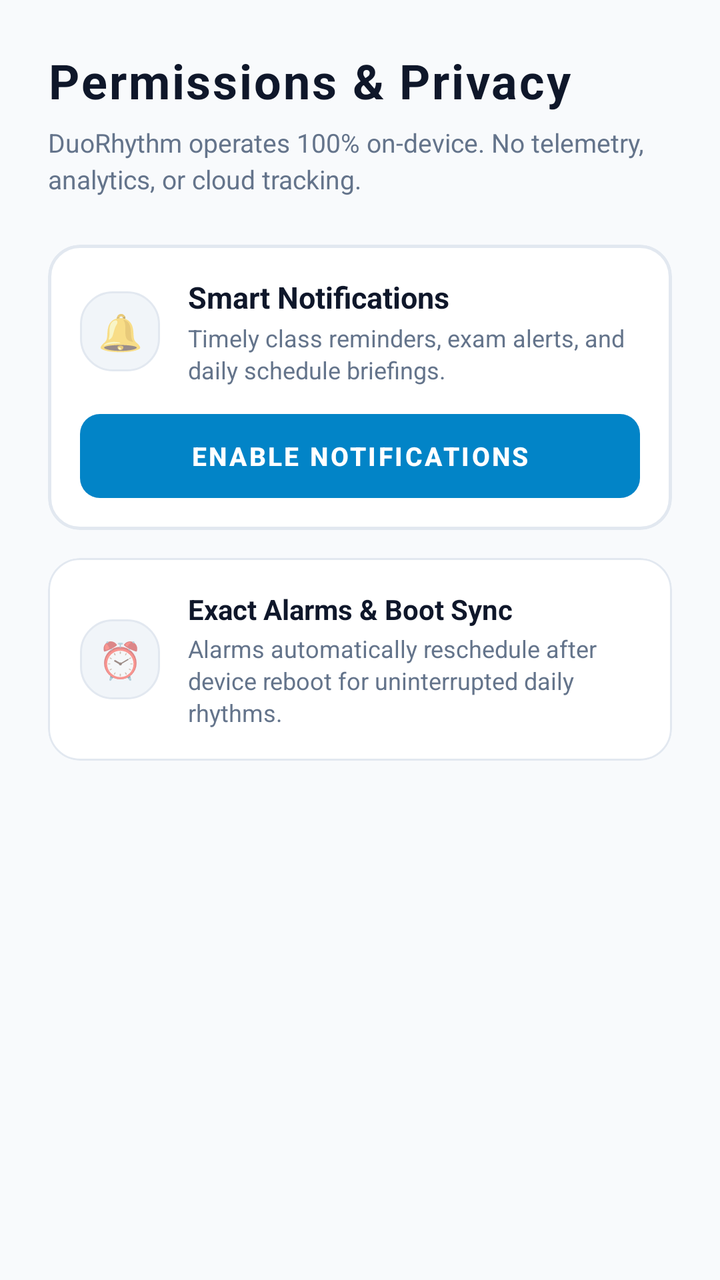
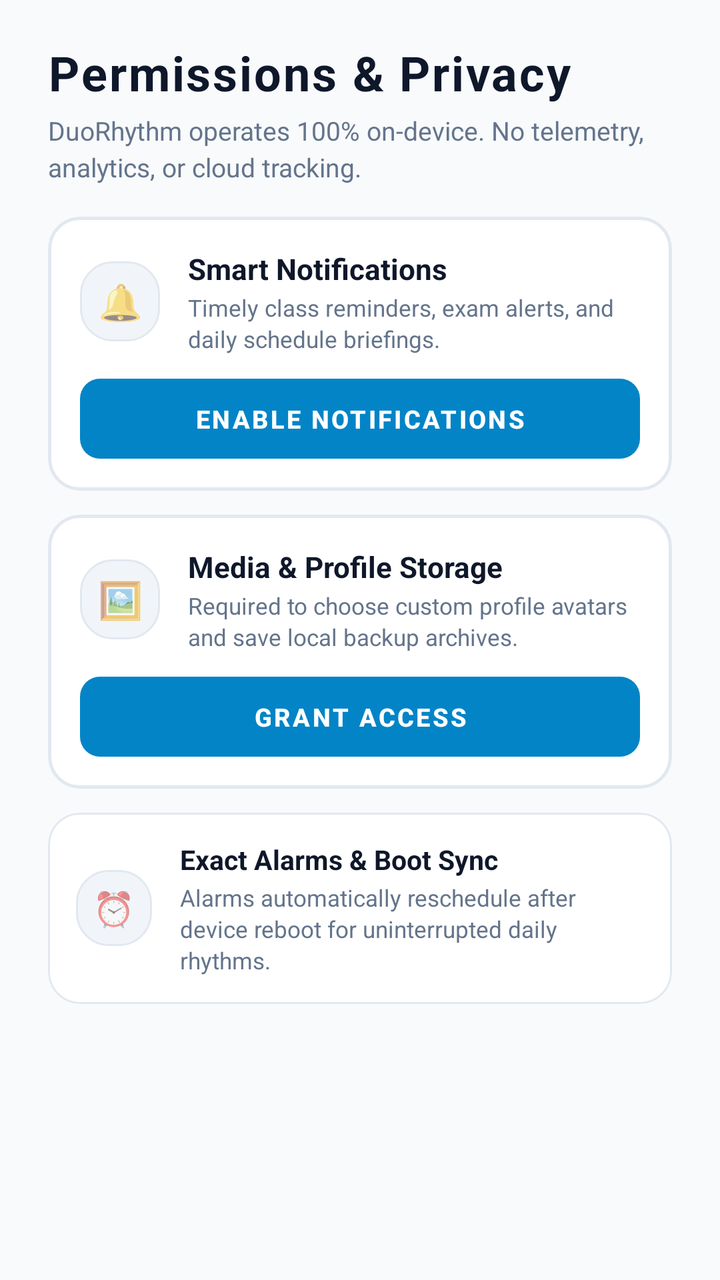

Before-and-after screenshots of an Android layout around one commit, followed by the original layout XML and the change that was made.
<!-- AndroidManifest.xml: application theme Theme.LifeSync -->
<!-- res/layout/item_onboarding_permissions.xml -->
<?xml version="1.0" encoding="utf-8"?>
<ScrollView xmlns:android="http://schemas.android.com/apk/res/android"
    xmlns:app="http://schemas.android.com/apk/res-auto"
    android:layout_width="match_parent"
    android:layout_height="match_parent"
    android:fillViewport="true">

    <LinearLayout
        android:layout_width="match_parent"
        android:layout_height="wrap_content"
        android:orientation="vertical"
        android:paddingHorizontal="24dp"
        android:paddingVertical="24dp">

        <TextView
            android:layout_width="wrap_content"
            android:layout_height="wrap_content"
            android:letterSpacing="0.04"
            android:text="Permissions &amp; Privacy"
            android:textColor="@color/text_primary"
            android:textSize="24sp"
            android:textStyle="bold" />

        <TextView
            android:layout_width="wrap_content"
            android:layout_height="wrap_content"
            android:layout_marginTop="6dp"
            android:lineSpacingExtra="3dp"
            android:text="DuoRhythm operates 100% on-device. No telemetry, analytics, or cloud tracking."
            android:textColor="@color/text_secondary"
            android:textSize="13sp" />

        
        <com.google.android.material.card.MaterialCardView
            android:layout_width="match_parent"
            android:layout_height="wrap_content"
            android:layout_marginTop="24dp"
            android:layout_marginBottom="14dp"
            app:cardBackgroundColor="@color/surface_card"
            app:cardCornerRadius="16dp"
            app:cardElevation="0dp"
            app:strokeColor="@color/card_stroke"
            app:strokeWidth="1.5dp">

            <LinearLayout
                android:layout_width="match_parent"
                android:layout_height="wrap_content"
                android:orientation="vertical"
                android:padding="16dp">

                <LinearLayout
                    android:layout_width="match_parent"
                    android:layout_height="wrap_content"
                    android:gravity="center_vertical"
                    android:orientation="horizontal">

                    <TextView
                        android:layout_width="40dp"
                        android:layout_height="40dp"
                        android:background="@drawable/bg_glass_squircle_action"
                        android:gravity="center"
                        android:text="🔔"
                        android:textSize="18sp" />

                    <LinearLayout
                        android:layout_width="0dp"
                        android:layout_height="wrap_content"
                        android:layout_marginStart="14dp"
                        android:layout_weight="1"
                        android:orientation="vertical">

                        <TextView
                            android:layout_width="wrap_content"
                            android:layout_height="wrap_content"
                            android:text="Smart Notifications"
                            android:textColor="@color/text_primary"
                            android:textSize="15sp"
                            android:textStyle="bold" />

                        <TextView
                            android:layout_width="wrap_content"
                            android:layout_height="wrap_content"
                            android:layout_marginTop="2dp"
                            android:text="Timely class reminders, exam alerts, and daily schedule briefings."
                            android:textColor="@color/text_secondary"
                            android:textSize="12sp" />
                    </LinearLayout>

                    <ImageView
                        android:id="@+id/ivCheckNotification"
                        android:layout_width="24dp"
                        android:layout_height="24dp"
                        android:src="@drawable/ic_check"
                        android:visibility="gone"
                        app:tint="@color/neon_green" />
                </LinearLayout>

                <com.google.android.material.button.MaterialButton
                    android:id="@+id/btnGrantNotifications"
                    style="@style/Widget.MaterialComponents.Button.UnelevatedButton"
                    android:layout_width="match_parent"
                    android:layout_height="42dp"
                    android:layout_marginTop="14dp"
                    android:insetTop="0dp"
                    android:insetBottom="0dp"
                    android:text="Enable Notifications"
                    android:textColor="@color/white"
                    android:textSize="13sp"
                    android:textStyle="bold"
                    app:backgroundTint="@color/primary"
                    app:cornerRadius="10dp" />
            </LinearLayout>
        </com.google.android.material.card.MaterialCardView>

        
        <com.google.android.material.card.MaterialCardView
            android:layout_width="match_parent"
            android:layout_height="wrap_content"
            android:layout_marginBottom="14dp"
            app:cardBackgroundColor="@color/surface_card"
            app:cardCornerRadius="16dp"
            app:cardElevation="0dp"
            app:strokeColor="@color/card_stroke"
            app:strokeWidth="1dp">

            <LinearLayout
                android:layout_width="match_parent"
                android:layout_height="wrap_content"
                android:gravity="center_vertical"
                android:orientation="horizontal"
                android:padding="16dp">

                <TextView
                    android:layout_width="40dp"
                    android:layout_height="40dp"
                    android:background="@drawable/bg_glass_squircle_action"
                    android:gravity="center"
                    android:text="⏰"
                    android:textSize="18sp" />

                <LinearLayout
                    android:layout_width="0dp"
                    android:layout_height="wrap_content"
                    android:layout_marginStart="14dp"
                    android:layout_weight="1"
                    android:orientation="vertical">

                    <TextView
                        android:layout_width="wrap_content"
                        android:layout_height="wrap_content"
                        android:text="Exact Alarms &amp; Boot Sync"
                        android:textColor="@color/text_primary"
                        android:textSize="14sp"
                        android:textStyle="bold" />

                    <TextView
                        android:layout_width="wrap_content"
                        android:layout_height="wrap_content"
                        android:layout_marginTop="2dp"
                        android:text="Alarms automatically reschedule after device reboot for uninterrupted daily rhythms."
                        android:textColor="@color/text_secondary"
                        android:textSize="12sp" />
                </LinearLayout>
            </LinearLayout>
        </com.google.android.material.card.MaterialCardView>

    </LinearLayout>
</ScrollView>
<!-- resources referenced by this layout -->
<resources>
  <color name="card_stroke">#E2E8F0</color>
  <color name="neon_green">#10B981</color>
  <color name="primary">#0284C7</color>
  <color name="surface_card">#FFFFFF</color>
  <color name="text_primary">#0F172A</color>
  <color name="text_secondary">#64748B</color>
  <color name="white">#FFFFFF</color>
  <!-- drawable bg_glass_squircle_action (drawable) -->
  <?xml version="1.0" encoding="utf-8"?>
  <ripple xmlns:android="http://schemas.android.com/apk/res/android"
      android:color="#200284C7">
      <item>
          <shape android:shape="rectangle">
              <corners android:radius="16dp" />
              <solid android:color="@color/surface_variant" />
              <stroke
                  android:width="1dp"
                  android:color="@color/card_stroke" />
          </shape>
      </item>
  </ripple>
  <!-- drawable ic_check (drawable) -->
  <vector xmlns:android="http://schemas.android.com/apk/res/android"
      android:width="24dp"
      android:height="24dp"
      android:viewportWidth="24"
      android:viewportHeight="24">
      <path
          android:fillColor="#000000"
          android:pathData="M9,16.17L4.83,12l-1.42,1.41L9,19 21,7l-1.41,-1.41z"/>
  </vector>
  <color name="surface_variant">#F1F5F9</color>
  <color name="primary_variant">#0369A1</color>
  <color name="on_primary">#FFFFFF</color>
  <color name="secondary">#7C3AED</color>
  <color name="secondary_variant">#6D28D9</color>
  <color name="on_secondary">#FFFFFF</color>
  <color name="surface">#FFFFFF</color>
  <color name="background">#F8FAFC</color>
  <style name="CardElevationRounded" parent="Widget.MaterialComponents.CardView">
          <item name="cardCornerRadius">22dp</item>
          <item name="cardElevation">2dp</item>
          <item name="strokeWidth">1dp</item>
          <item name="strokeColor">@color/card_stroke</item>
          <item name="cardBackgroundColor">@color/surface_card</item>
      </style>
  <style name="DuoRhythmTextView" parent="android:Widget.TextView">
          <item name="android:lineSpacingExtra">2dp</item>
          <item name="android:fontFamily">sans-serif</item>
          <item name="android:includeFontPadding">true</item>
      </style>
  <style name="DuoRhythmEditText" parent="android:Widget.EditText">
          <item name="android:lineSpacingExtra">2dp</item>
          <item name="android:fontFamily">sans-serif</item>
          <item name="android:includeFontPadding">true</item>
          <item name="android:textColor">@color/text_primary</item>
          <item name="android:textColorHint">@color/text_secondary</item>
      </style>
  <!-- unchanged entries left out for length: 1 -->
</resources>

<!-- the commit's change to res/layout/item_onboarding_permissions.xml (unified diff, before → after) -->
@@ -10,7 +10,7 @@
         android:layout_height="wrap_content"
         android:orientation="vertical"
         android:paddingHorizontal="24dp"
-        android:paddingVertical="24dp">
+        android:paddingVertical="20dp">
 
         <TextView
             android:layout_width="wrap_content"
@@ -24,7 +24,7 @@
         <TextView
             android:layout_width="wrap_content"
             android:layout_height="wrap_content"
-            android:layout_marginTop="6dp"
+            android:layout_marginTop="4dp"
             android:lineSpacingExtra="3dp"
             android:text="DuoRhythm operates 100% on-device. No telemetry, analytics, or cloud tracking."
             android:textColor="@color/text_secondary"
@@ -34,8 +34,8 @@
         <com.google.android.material.card.MaterialCardView
             android:layout_width="match_parent"
             android:layout_height="wrap_content"
-            android:layout_marginTop="24dp"
-            android:layout_marginBottom="14dp"
+            android:layout_marginTop="16dp"
+            android:layout_marginBottom="12dp"
             app:cardBackgroundColor="@color/surface_card"
             app:cardCornerRadius="16dp"
             app:cardElevation="0dp"
@@ -74,7 +74,7 @@
                             android:layout_height="wrap_content"
                             android:text="Smart Notifications"
                             android:textColor="@color/text_primary"
-                            android:textSize="15sp"
+                            android:textSize="14.5sp"
                             android:textStyle="bold" />
 
                         <TextView
@@ -83,13 +83,13 @@
                             android:layout_marginTop="2dp"
                             android:text="Timely class reminders, exam alerts, and daily schedule briefings."
                             android:textColor="@color/text_secondary"
-                            android:textSize="12sp" />
+                            android:textSize="11.5sp" />
                     </LinearLayout>
 
                     <ImageView
                         android:id="@+id/ivCheckNotification"
-                        android:layout_width="24dp"
-                        android:layout_height="24dp"
+                        android:layout_width="22dp"
+                        android:layout_height="22dp"
                         android:src="@drawable/ic_check"
                         android:visibility="gone"
                         app:tint="@color/neon_green" />
@@ -99,13 +99,94 @@
                     android:id="@+id/btnGrantNotifications"
                     style="@style/Widget.MaterialComponents.Button.UnelevatedButton"
                     android:layout_width="match_parent"
-                    android:layout_height="42dp"
-                    android:layout_marginTop="14dp"
+                    android:layout_height="40dp"
+                    android:layout_marginTop="12dp"
                     android:insetTop="0dp"
                     android:insetBottom="0dp"
                     android:text="Enable Notifications"
                     android:textColor="@color/white"
-                    android:textSize="13sp"
+                    android:textSize="12.5sp"
+                    android:textStyle="bold"
+                    app:backgroundTint="@color/primary"
+                    app:cornerRadius="10dp" />
+            </LinearLayout>
+        </com.google.android.material.card.MaterialCardView>
+
+        
+        <com.google.android.material.card.MaterialCardView
+            android:layout_width="match_parent"
+            android:layout_height="wrap_content"
+            android:layout_marginBottom="12dp"
+            app:cardBackgroundColor="@color/surface_card"
+            app:cardCornerRadius="16dp"
+            app:cardElevation="0dp"
+            app:strokeColor="@color/card_stroke"
+            app:strokeWidth="1.5dp">
+
+            <LinearLayout
+                android:layout_width="match_parent"
+                android:layout_height="wrap_content"
+                android:orientation="vertical"
+                android:padding="16dp">
+
+                <LinearLayout
+                    android:layout_width="match_parent"
+                    android:layout_height="wrap_content"
+                    android:gravity="center_vertical"
+                    android:orientation="horizontal">
+
+                    <TextView
+                        android:layout_width="40dp"
+                        android:layout_height="40dp"
+                        android:background="@drawable/bg_glass_squircle_action"
+                        android:gravity="center"
+                        android:text="🖼️"
+                        android:textSize="18sp" />
+
+                    <LinearLayout
+                        android:layout_width="0dp"
+                        android:layout_height="wrap_content"
+                        android:layout_marginStart="14dp"
+                        android:layout_weight="1"
+                        android:orientation="vertical">
+
+                        <TextView
+                            android:layout_width="wrap_content"
+                            android:layout_height="wrap_content"
+                            android:text="Media &amp; Profile Storage"
+                            android:textColor="@color/text_primary"
+                            android:textSize="14.5sp"
+                            android:textStyle="bold" />
+
+                        <TextView
+                            android:layout_width="wrap_content"
+                            android:layout_height="wrap_content"
+                            android:layout_marginTop="2dp"
+                            android:text="Required to choose custom profile avatars and save local backup archives."
+                            android:textColor="@color/text_secondary"
+                            android:textSize="11.5sp" />
+                    </LinearLayout>
+
+                    <ImageView
+                        android:id="@+id/ivCheckStorage"
+                        android:layout_width="22dp"
+                        android:layout_height="22dp"
+                        android:src="@drawable/ic_check"
+                        android:visibility="gone"
+                        app:tint="@color/neon_green" />
+                </LinearLayout>
+
+                <com.google.android.material.button.MaterialButton
+                    android:id="@+id/btnGrantStorage"
+                    style="@style/Widget.MaterialComponents.Button.UnelevatedButton"
+                    android:layout_width="match_parent"
+                    android:layout_height="40dp"
+                    android:layout_marginTop="12dp"
+                    android:insetTop="0dp"
+                    android:insetBottom="0dp"
+                    android:text="GRANT ACCESS"
+                    android:textColor="@color/white"
+                    android:textSize="12.5sp"
                     android:textStyle="bold"
                     app:backgroundTint="@color/primary"
                     app:cornerRadius="10dp" />
@@ -128,15 +209,15 @@
                 android:layout_height="wrap_content"
                 android:gravity="center_vertical"
                 android:orientation="horizontal"
-                android:padding="16dp">
+                android:padding="14dp">
 
                 <TextView
-                    android:layout_width="40dp"
-                    android:layout_height="40dp"
+                    android:layout_width="38dp"
+                    android:layout_height="38dp"
                     android:background="@drawable/bg_glass_squircle_action"
                     android:gravity="center"
                     android:text="⏰"
-                    android:textSize="18sp" />
+                    android:textSize="17sp" />
 
                 <LinearLayout
                     android:layout_width="0dp"
@@ -150,7 +231,7 @@
                         android:layout_height="wrap_content"
                         android:text="Exact Alarms &amp; Boot Sync"
                         android:textColor="@color/text_primary"
-                        android:textSize="14sp"
+                        android:textSize="13.5sp"
                         android:textStyle="bold" />
 
                     <TextView
@@ -159,7 +240,7 @@
                         android:layout_marginTop="2dp"
                         android:text="Alarms automatically reschedule after device reboot for uninterrupted daily rhythms."
                         android:textColor="@color/text_secondary"
-                        android:textSize="12sp" />
+                        android:textSize="11.5sp" />
                 </LinearLayout>
             </LinearLayout>
         </com.google.android.material.card.MaterialCardView>
